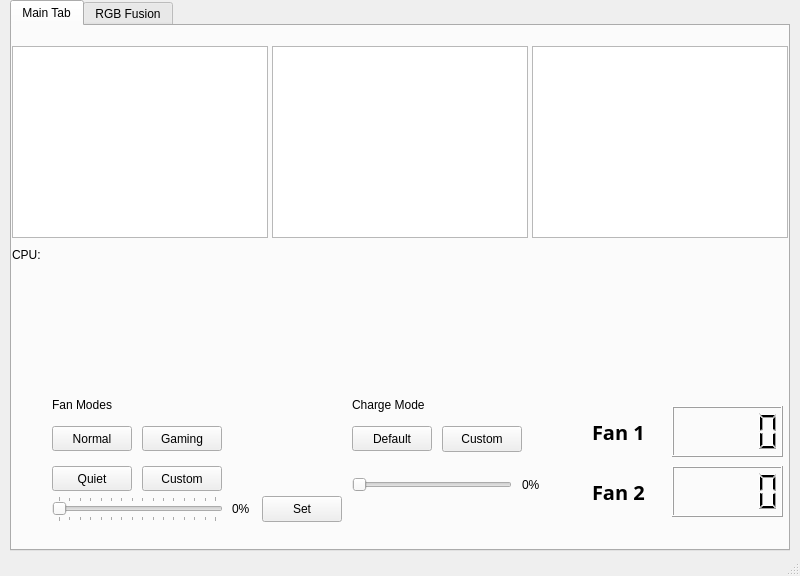
Above: src/mainwindow.ui from tangalbert919/AeroControlCenter before the change. Below: the same form after it.
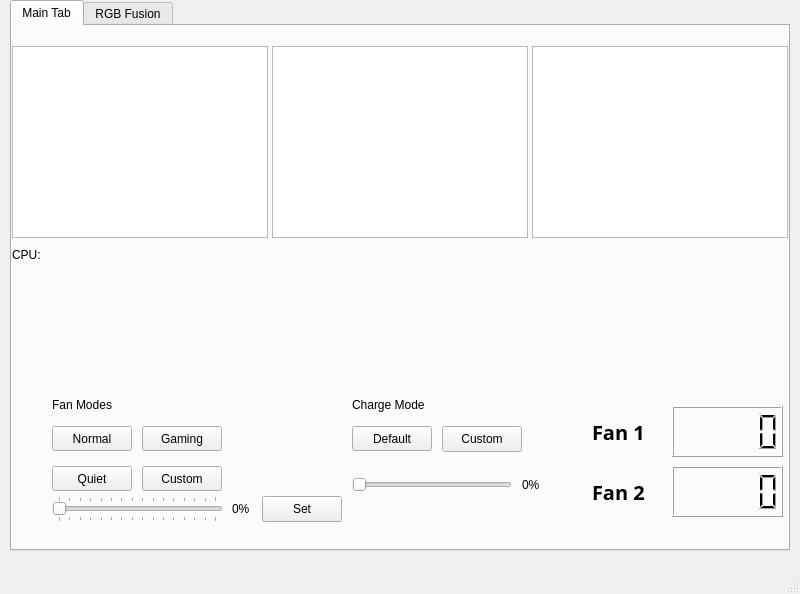
That is the form after the change.

Commit message: Increase UI height of application

Diff of the .ui file:
```diff
--- a/src/mainwindow.ui
+++ b/src/mainwindow.ui
@@ -7,7 +7,7 @@
     <x>0</x>
     <y>0</y>
     <width>800</width>
-    <height>576</height>
+    <height>594</height>
    </rect>
   </property>
   <property name="windowTitle">
```
Left out of the diff: 2 changed lines with no effect on the pictures.
